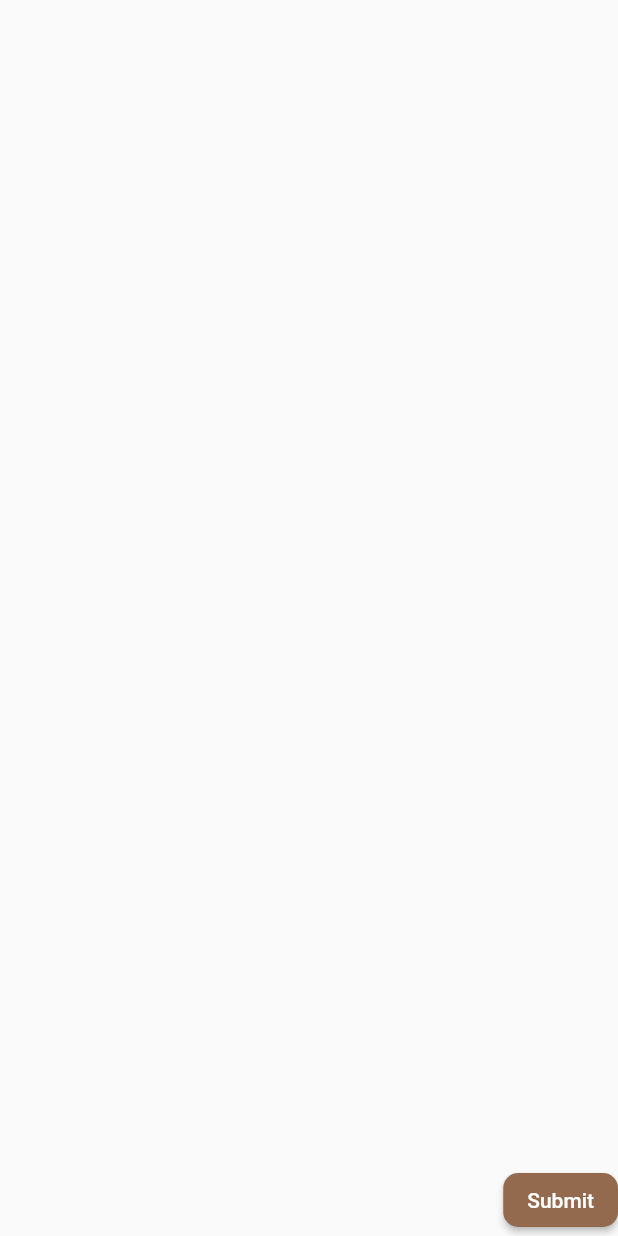
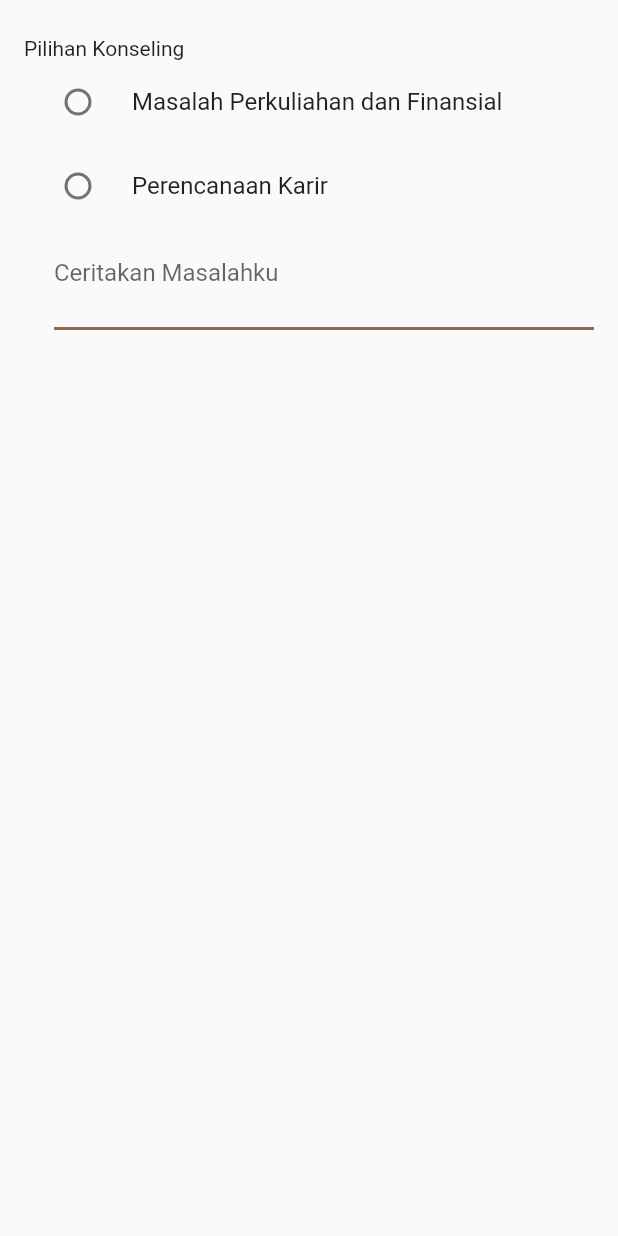
Before and after one commit to fikriichsan/hmif_care_mobile, a Flutter app: the screen it shows after launch, on a phone screen of 412 x 824 dp. Run offline on Flutter 3.47's test engine with Material 2 defaults, Android fonts, the light colour scheme and no system bars; our stand-ins replace get.

Commit message:
undone_form

```diff
--- /dev/null
+++ b/lib/app/pages/Form_Konseling/form-konseling.dart
@@ -0,0 +1,72 @@
+import 'package:flutter/material.dart';
+import 'package:hmif_care_mobile/app/utils/theme/colors.dart';
+
+class FormKonselingPage extends StatefulWidget {
+  const FormKonselingPage({Key? key}) : super(key: key);
+
+  @override
+  _FormKonselingPageState createState() => _FormKonselingPageState();
+}
+
+class _FormKonselingPageState extends State<FormKonselingPage> {
+  var _result;
+  @override
+  Widget build(BuildContext context) {
+    return Scaffold(
+      body: SafeArea(
+          child: SingleChildScrollView(
+        child: Column(children: [
+          Padding(
+              padding: const EdgeInsets.symmetric(vertical: 24, horizontal: 16),
+              child: Column(
+                crossAxisAlignment: CrossAxisAlignment.start,
+                children: [
+                  Text(
+                    "Pilihan Konseling",
+                  ),
+                  RadioListTile(
+                      title: const Text("Masalah Perkuliahan dan Finansial"),
+                      value: 1,
+                      groupValue: _result,
+                      activeColor: darkBrown,
+                      onChanged: (value) {
+                        setState(() {
+                          _result = value;
+                        });
+                      }),
+                  RadioListTile(
+                      title: const Text("Perencanaan Karir"),
+                      value: 1,
+                      groupValue: _result,
+                      activeColor: darkBrown,
+                      onChanged: (value) {
+                        setState(() {
+                          _result = value;
+                        });
+                      }),
+                  Container(
+                    child: TextField(
+                        keyboardType: TextInputType.multiline,
+                        textInputAction: TextInputAction.next,
+                        decoration: InputDecoration(
+                          contentPadding: EdgeInsets.all(20),
+                          hintText: "Ceritakan Masalahku",
+                          border: InputBorder.none,
+                        )),
+                  ),
+                  const Divider(
+                    height: 16,
+                    thickness: 2,
+                    indent: 20,
+                    endIndent: 0,
+                    color: darkBrown,
+                  ),
+                ],
+              )
+              //
+              )
+        ]),
+      )),
+    );
+  }
+}
--- a/lib/app/pages/screen.dart
+++ b/lib/app/pages/screen.dart
@@ -2,3 +2,4 @@ export './Login/loginPage.dart';
 export './Register/register-page.dart';
 export './Kuisioner/kuisioner.dart';
 export './Kuisioner/kuisioner-submit.dart';
+export './Form_Konseling/form-konseling.dart';
--- a/lib/main.dart
+++ b/lib/main.dart
@@ -3,6 +3,7 @@ import 'package:hmif_care_mobile/app/pages/Kuisioner/kuisioner.dart';
 import 'package:hmif_care_mobile/app/pages/Login/loginPage.dart';
 import 'package:hmif_care_mobile/app/pages/Logout/logout.dart';
 import 'package:hmif_care_mobile/app/pages/splashScreen.dart';
+import './app/pages/screen.dart';
 
 void main() {
   runApp(const MyApp());
@@ -29,7 +30,7 @@ class MyApp extends StatelessWidget {
         // is not restarted.
         primarySwatch: Colors.blue,
       ),
-      home: LogoutPage(),
+      home: FormKonselingPage(),
     );
   }
 }
```
